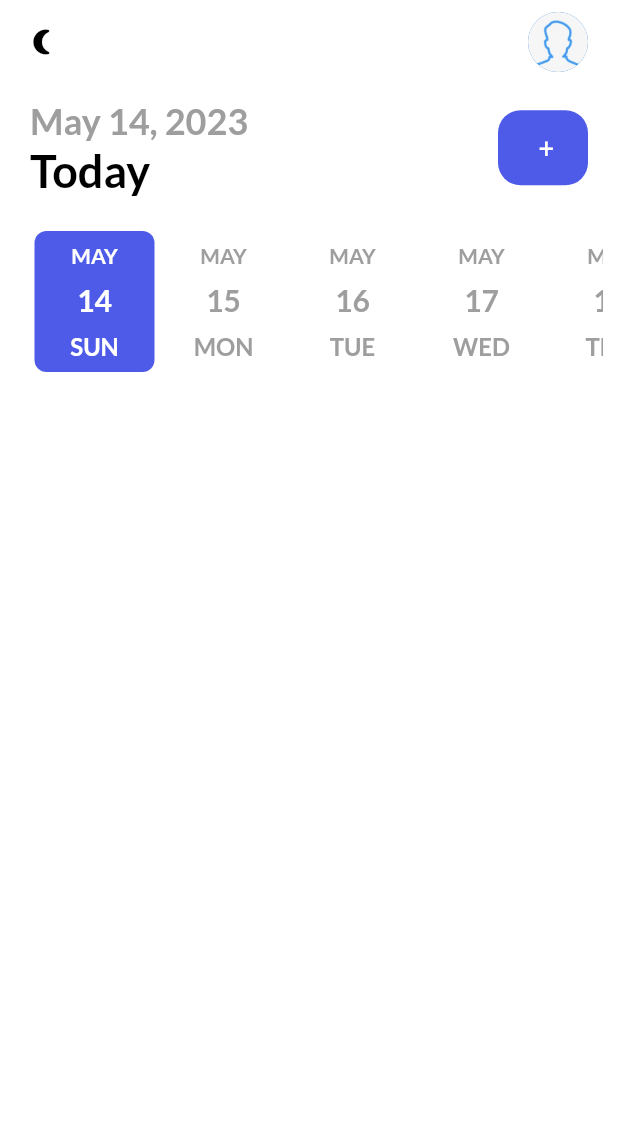
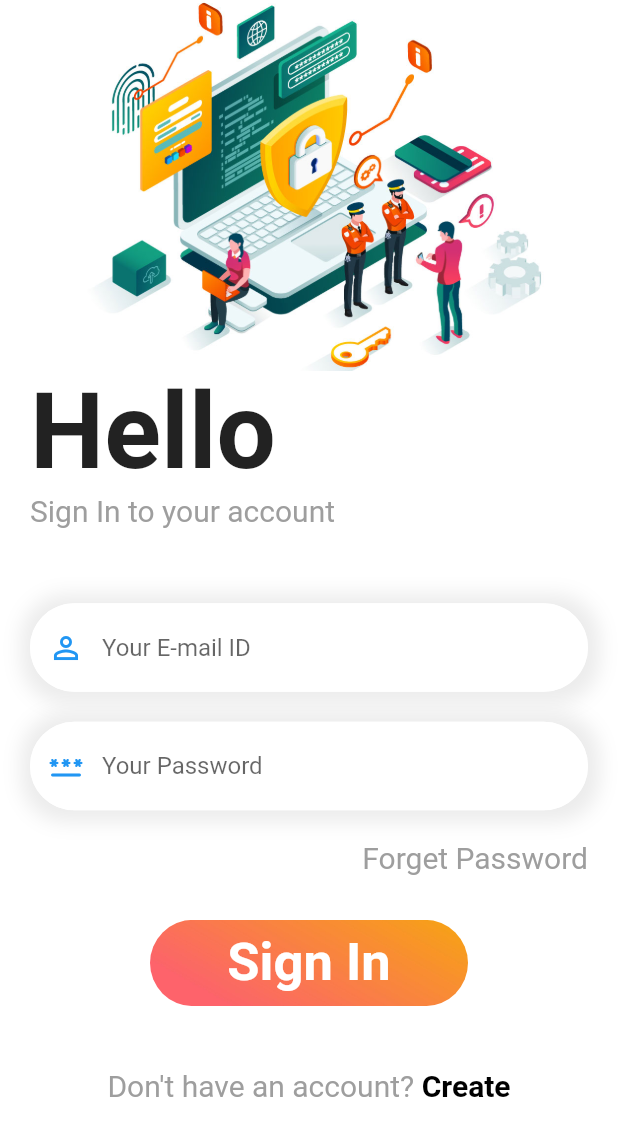
Before and after one commit to aashayk18/SchedMed, a Flutter app: the screen it shows after launch, on a phone screen of 412 x 824 dp. Shown: the top 1136 px of the screen. Run offline on Flutter 3.47's test engine with Material 2 defaults, Android fonts, the phone set to English and light mode, and no system bars; drawn by our look-alikes of date_picker_timeline; our stand-ins replace firebase_auth, firebase_core, flutter_local_notifications, flutter_native_timezone, flutter_staggered_animations, get and 6 more; missing offline and left inert: flutter_sms, flutter_sound; accounts and stored records are empty.

Commit message:
Updating to the latest version

```diff
--- /dev/null
+++ b/lib/controllers/auth_controller.dart
@@ -0,0 +1,89 @@
+import 'package:flutter_to_do_app/ui/login_page.dart';
+import 'package:firebase_auth/firebase_auth.dart';
+import 'package:flutter/material.dart';
+import 'package:get/get.dart';
+
+import '../ui/welcome_page.dart';
+
+class AuthController extends GetxController {
+  // authcontroller instance..
+  static AuthController instance = Get.find();
+  //email , password , name....
+  late Rx<User?> _user;
+  // creating variable for firebase authentication module
+  FirebaseAuth auth = FirebaseAuth.instance;
+  @override
+  void onReady() {
+    super.onReady();
+    _user = Rx<User?>(auth.currentUser);
+    _user.bindStream(auth
+        .userChanges());
+    // bind the user with the stream and our user would be notified
+    ever(_user, _initialScreen);
+  }
+
+  _initialScreen(User? user) {
+    if (user == null) {
+      print("Login Page");
+      Get.offAll(() => LoginPage());
+    } else {
+      Get.offAll(() => WelcomePage());
+    }
+  }
+
+  void register(String email, password) async {
+    try {
+      await auth.createUserWithEmailAndPassword(
+          email: email, password: password);
+    } catch (e) {
+      Get.snackbar(
+        "About User",
+        "User Message",
+        backgroundColor: Colors.redAccent,
+        snackPosition: SnackPosition.BOTTOM,
+        titleText: const Text(
+          "Account Creation Failed",
+          style: TextStyle(
+            color: Colors.white,
+          ),
+        ),
+        messageText: Text(
+          e.toString(),
+          style: const TextStyle(
+            color: Colors.white,
+          ),
+        ),
+      );
+    }
+  }
+
+  void signIn(String email, password) async {
+    try {
+      await auth.signInWithEmailAndPassword(email: email, password: password);
+    } catch (e) {
+      Get.snackbar(
+        "About User",
+        "User Message",
+        backgroundColor: Colors.redAccent,
+        snackPosition: SnackPosition.BOTTOM,
+        titleText: const Text(
+          "Sign-in Failed",
+          style: TextStyle(
+            color: Colors.white,
+          ),
+        ),
+        messageText: Text(
+          e.toString(),
+          style: const TextStyle(
+            color: Colors.white,
+          ),
+        ),
+      );
+    }
+  }
+
+  void logOut() async {
+    await auth.signOut();
+  }
+
+}
--- a/lib/main.dart
+++ b/lib/main.dart
@@ -1,14 +1,17 @@
 import 'package:flutter/material.dart';
 import 'package:flutter_to_do_app/services/theme_services.dart';
 import 'package:flutter_to_do_app/ui/home_page.dart';
+import 'package:flutter_to_do_app/ui/login_page.dart';
 import 'package:flutter_to_do_app/ui/theme.dart';
-import 'package:get/get_navigation/src/root/get_material_app.dart';
+import 'package:get/get.dart';
 import 'package:get_storage/get_storage.dart';
-
+import 'package:firebase_core/firebase_core.dart';
 import 'db/db_helper.dart';
+import 'package:flutter_to_do_app/controllers/auth_controller.dart';
 
 Future<void> main() async {
   WidgetsFlutterBinding.ensureInitialized();
+  await Firebase.initializeApp().then((value) => Get.put(AuthController()));
   await DBHelper.initDb();
   await GetStorage.init();
   runApp(const MyApp());
@@ -26,6 +29,6 @@ class MyApp extends StatelessWidget {
         theme: Themes.light,
         darkTheme: Themes.dark,
         themeMode: ThemeService().theme,
-        home: const HomePage());
+        home: const LoginPage());
   }
 }
--- a/lib/services/notification_services.dart
+++ b/lib/services/notification_services.dart
@@ -1,5 +1,4 @@
 import 'package:flutter/foundation.dart';
-
 import 'package:flutter_local_notifications/flutter_local_notifications.dart';
 import 'package:flutter_native_timezone/flutter_native_timezone.dart';
 import 'package:get/get.dart';
@@ -110,4 +109,7 @@ class NotifyHelper {
       Get.to(() => NotifiedPage(label: payload));
     }
   }
+
+
+
 }
--- /dev/null
+++ b/lib/ui/login_page.dart
@@ -0,0 +1,192 @@
+import 'package:flutter_to_do_app/ui/signup_page.dart';
+import 'package:flutter/gestures.dart';
+import 'package:flutter/material.dart';
+import 'package:flutter_to_do_app/ui/welcome_page.dart';
+import 'package:get/get.dart';
+import '../controllers/auth_controller.dart';
+
+class LoginPage extends StatefulWidget {
+  const LoginPage({Key? key}) : super(key: key);
+
+  @override
+  State<LoginPage> createState() => _LoginPageState();
+}
+
+class _LoginPageState extends State<LoginPage> {
+
+  var emailController = TextEditingController();
+  var passwordController = TextEditingController();
+
+  @override
+  Widget build(BuildContext context) {
+    double w = MediaQuery.of(context).size.width;
+    double h = MediaQuery.of(context).size.height;
+
+    return Scaffold(
+        backgroundColor: Colors.white,
+        body: ListView(
+          children: <Widget>[
+            Container(
+              width: w,
+              height: h * 0.3,
+              decoration: const BoxDecoration(
+                image: DecorationImage(
+                    image: AssetImage(
+                      "images/login.jpg",
+                    ),
+                    fit: BoxFit.cover),
+              ),
+            ),
+            Container(
+              width: w,
+              margin: const EdgeInsets.only(right: 20, left: 20),
+              child: Column(
+                crossAxisAlignment: CrossAxisAlignment.start,
+                children: [
+                  const Text(
+                    "Hello",
+                    style: TextStyle(fontSize: 70, fontWeight: FontWeight.bold),
+                  ),
+                  Text("Sign In to your account",
+                      style: TextStyle(fontSize: 20, color: Colors.grey[500])),
+                  const SizedBox(
+                    height: 50,
+                  ),
+                  Container(
+                    decoration: BoxDecoration(
+                        color: Colors.white,
+                        borderRadius: BorderRadius.circular(30),
+                        boxShadow: [
+                          BoxShadow(
+                              blurRadius: 10,
+                              spreadRadius: 7,
+                              offset: const Offset(1, 1),
+                              color: Colors.grey.withOpacity(0.2))
+                        ]),
+                    child: TextField(
+                        controller: emailController,
+                        decoration: InputDecoration(
+                            hintText: 'Your E-mail ID',
+                            prefixIcon: const Icon(
+                              Icons.perm_identity,
+                              color: Colors.blue,
+                            ),
+                            focusedBorder: OutlineInputBorder(
+                                borderRadius: BorderRadius.circular(30),
+                                borderSide: const BorderSide(
+                                    color: Colors.white, width: 1.0)),
+                            enabledBorder: OutlineInputBorder(
+                                borderRadius: BorderRadius.circular(30),
+                                borderSide: const BorderSide(
+                                    color: Colors.white, width: 1.0)),
+                            border: OutlineInputBorder(
+                                borderRadius: BorderRadius.circular(30)))),
+                  ),
+                  const SizedBox(
+                    height: 20,
+                  ),
+                  Container(
+                    decoration: BoxDecoration(
+                        color: Colors.white,
+                        borderRadius: BorderRadius.circular(30),
+                        boxShadow: [
+                          BoxShadow(
+                              blurRadius: 10,
+                              spreadRadius: 7,
+                              offset: const Offset(1, 1),
+                              color: Colors.grey.withOpacity(0.2))
+                        ]),
+                    child: TextField(
+                        controller: passwordController,
+                        obscureText: true,
+                        decoration: InputDecoration(
+                            hintText: "Your Password",
+                            prefixIcon: const Icon(
+                              Icons.password_rounded,
+                              color: Colors.blue,
+                            ),
+                            focusedBorder: OutlineInputBorder(
+                                borderRadius: BorderRadius.circular(30),
+                                borderSide: const BorderSide(
+                                    color: Colors.white, width: 1.0)),
+                            enabledBorder: OutlineInputBorder(
+                                borderRadius: BorderRadius.circular(30),
+                                borderSide: const BorderSide(
+                                    color: Colors.white, width: 1.0)),
+                            border: OutlineInputBorder(
+                                borderRadius: BorderRadius.circular(30)))),
+                  ),
+                  const SizedBox(
+                    height: 20,
+                  ),
+                  Row(
+                    children: [
+                      Expanded(
+                        child: Container(),
+                      ),
+                      Text("Forget Password",
+                          style:
+                              TextStyle(fontSize: 20, color: Colors.grey[500])),
+                    ],
+                  ),
+                ],
+              ),
+            ),
+            const SizedBox(
+              height: 30,
+            ),
+            GestureDetector(
+              onTap: () {
+                AuthController.instance.signIn(emailController.text.trim(),
+                    passwordController.text.trim());
+                Get.to(() => WelcomePage());
+              },
+              child: Container(
+                margin: const EdgeInsets.only(right: 100, left: 100),
+                width: w * 0.5,
+                height: h * 0.07,
+                decoration: BoxDecoration(
+                  borderRadius: BorderRadius.circular(80),
+                  image: const DecorationImage(
+                      image: AssetImage(
+                        "images/R.png",
+                      ),
+                      fit: BoxFit.cover),
+                ),
+                child: const Center(
+                  child: Text(
+                    "Sign In",
+                    style: TextStyle(
+                        fontSize: 35,
+                        fontWeight: FontWeight.bold,
+                        color: Colors.white),
+                  ),
+                ),
+              ),
+            ),
+            SizedBox(height: w * 0.1),
+            Center(
+              child: RichText(
+                  text: TextSpan(
+                text: "Don't have an account?",
+                style: TextStyle(
+                  color: Colors.grey[500],
+                  fontSize: 20,
+                ),
+                children: [
+                  TextSpan(
+                      text: " Create",
+                      style: const TextStyle(
+                        color: Colors.black,
+                        fontSize: 20,
+                        fontWeight: FontWeight.bold,
+                      ),
+                      recognizer: TapGestureRecognizer()
+                        ..onTap = () => Get.to(() => SignUpPage()))
+                ],
+              )),
+            ),
+          ],
+        ));
+  }
+}
--- a/lib/ui/widgets/button7.dart
+++ b/lib/ui/widgets/button7.dart
@@ -10,13 +10,13 @@ import 'package:image_picker/image_picker.dart';
 import '../theme.dart';
 
 
-class Button extends StatelessWidget {
+class CameraButton extends StatelessWidget {
   File? pickedFile;
   final ImagePicker imagePicker = ImagePicker();
   final Button5Controller _buttonController = Get.put(Button5Controller());
  // final Button5Controller _buttonController = Get.find();
 
-  Button({
+  CameraButton({
     Key? key,
   }) : super(key: key);
 
```
Also changed, not shown: lib/ui/add_task_bar.dart (+55 -1 lines), lib/ui/home_page.dart (+12 -0 lines), lib/ui/notified_page.dart (+12 -2 lines), lib/ui/signup_page.dart (added, +169 -0 lines), lib/ui/welcome_page.dart (added, +124 -0 lines), pubspec.yaml (+12 -1 lines), images/R.png (added), images/login.jpg (added), images/signup.png (added), pubspec.lock, 4 other files.
